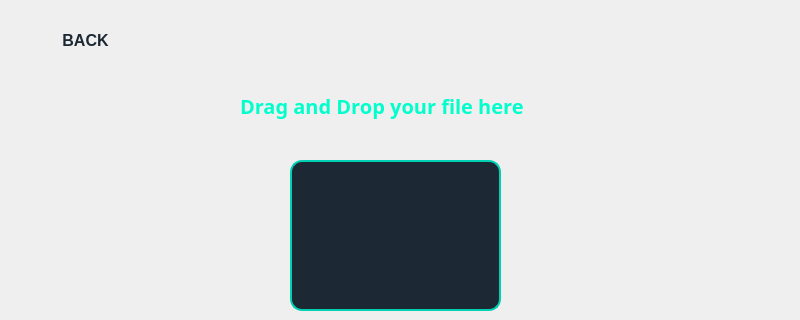
This is palagiarism.ui in m-muneebrehman/pd as Qt 5 draws it before an edit; both pictures show x 0 to 800 and y 0 to 320 of the 800 by 600 pixel window. The edited form follows.
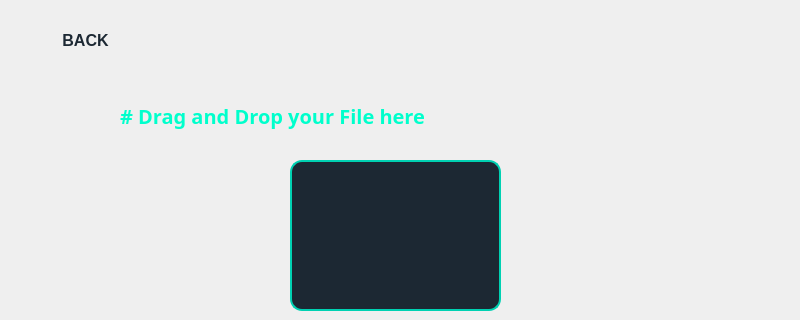
This is the edited form.

Patch:
```diff
--- a/palagiarism.ui
+++ b/palagiarism.ui
@@ -111,9 +111,9 @@
   <widget class="QLabel" name="label">
    <property name="geometry">
     <rect>
-     <x>240</x>
-     <y>80</y>
-     <width>401</width>
+     <x>120</x>
+     <y>90</y>
+     <width>541</width>
      <height>51</height>
     </rect>
    </property>
@@ -125,7 +125,10 @@
     </font>
    </property>
    <property name="text">
-    <string>Drag and Drop your file here</string>
+    <string># Drag and Drop your File here</string>
+   </property>
+   <property name="textFormat">
+    <enum>Qt::TextFormat::MarkdownText</enum>
    </property>
   </widget>
   <widget class="QPushButton" name="test">
```
